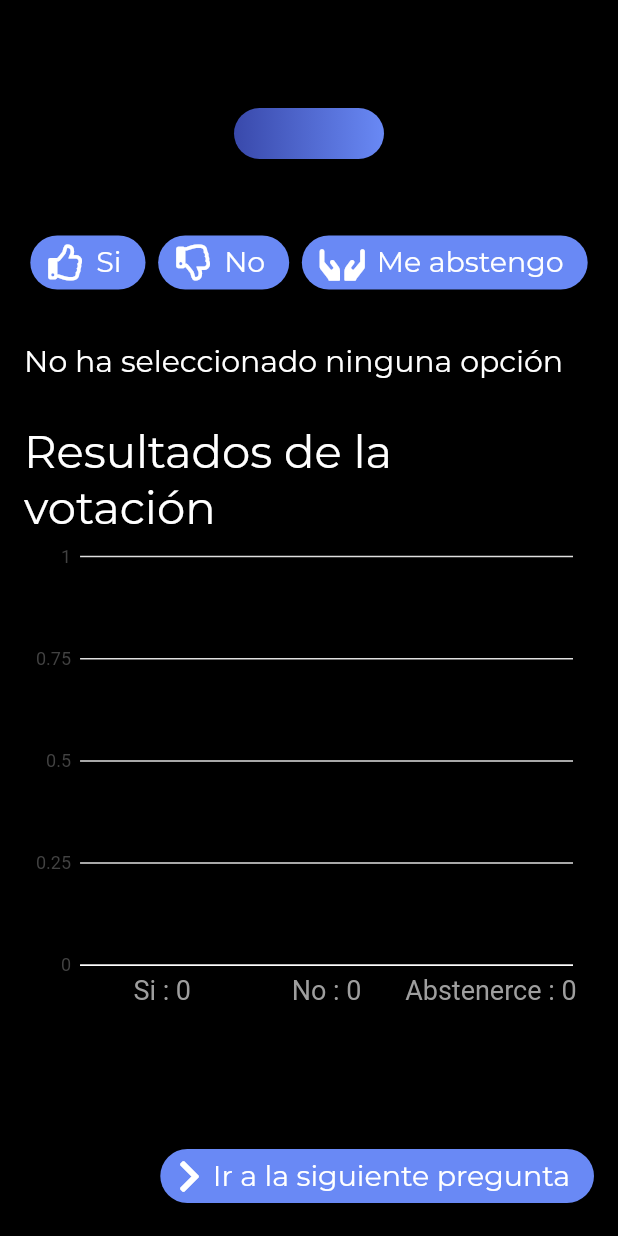
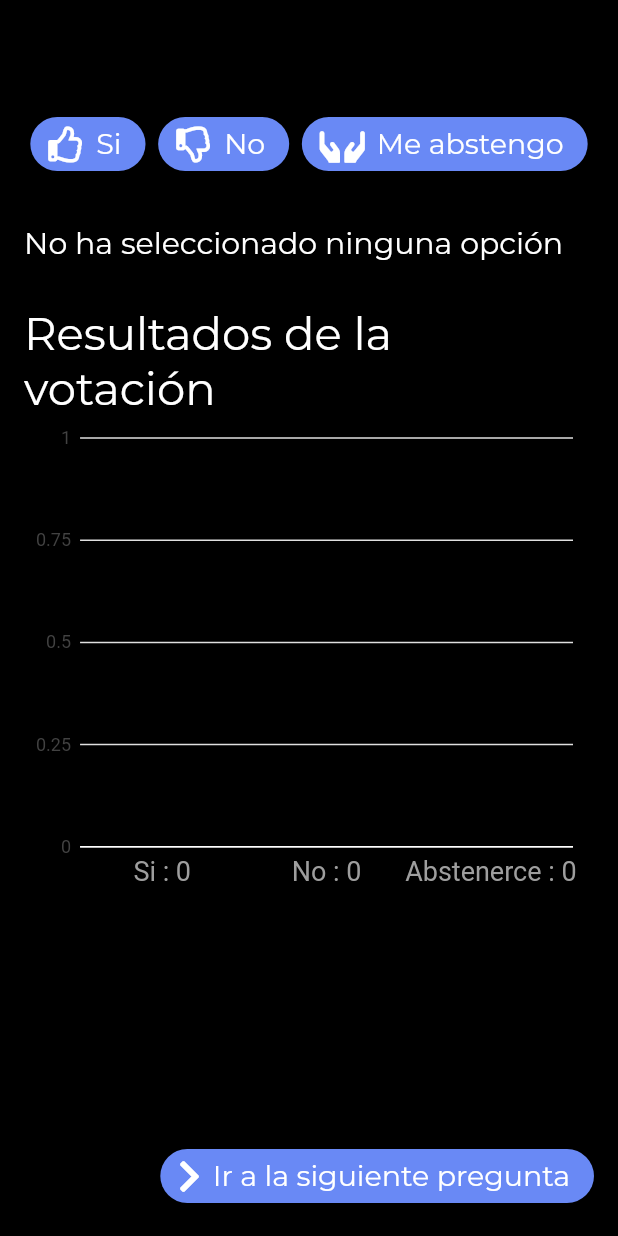
Before and after one commit to JorgeTmrz/suffragium, a Flutter app: the QuestionScreen screen opened directly with empty values, on a phone screen of 412 x 824 dp. Run offline on Flutter 3.47's test engine with Material 2 defaults, Android fonts, the phone set to English and light mode, and no system bars; our stand-ins replace charts_flutter, cloud_firestore, firebase_auth, firebase_core, flutter_svg, font_awesome_flutter and 1 more; accounts and stored records are empty.

Commit message:
Question timer removed

```diff
--- a/lib/main.dart
+++ b/lib/main.dart
@@ -1,4 +1,3 @@
-import 'package:cloud_firestore/cloud_firestore.dart';
 import 'package:firebase_core/firebase_core.dart';
 import 'package:flutter/material.dart';
 import 'package:provider/provider.dart';
--- a/lib/src/models/questions_model.dart
+++ b/lib/src/models/questions_model.dart
@@ -1,6 +1,4 @@
 import 'dart:convert';
-
-import 'package:cloud_firestore/cloud_firestore.dart';
 
 Questions questionsFromJson(String str, String id) =>
     Questions.fromJson(json.decode(str), id);
@@ -26,17 +24,14 @@ class Questions {
 
 class Question {
   Question({
-    required this.duration,
     required this.isEnded,
     required this.title,
   });
 
-  final Timestamp duration;
   final bool isEnded;
   final String title;
 
   factory Question.fromJson(Map<String, dynamic> json) => Question(
-        duration: json["duration"],
         isEnded: json["isEnded"],
         title: json["title"],
       );
--- a/lib/src/screens/room/pages/question_screen.dart
+++ b/lib/src/screens/room/pages/question_screen.dart
@@ -4,21 +4,16 @@ import 'package:google_fonts/google_fonts.dart';
 import 'package:provider/provider.dart';
 import 'package:votation_app/src/classes/chart_class.dart';
 import 'package:votation_app/src/models/answers_model.dart';
-import 'package:votation_app/src/models/questions_model.dart';
-import 'package:votation_app/src/models/rooms_model.dart';
 import 'package:votation_app/src/providers/answers_provider.dart';
-import 'package:votation_app/src/providers/auth_service.dart';
 import 'package:votation_app/src/providers/theme_provider.dart';
-import 'package:votation_app/src/screens/room/widgets/question_timer.dart';
 import 'package:votation_app/src/screens/room/widgets/response_buttons.dart';
 
 class QuestionScreen extends StatefulWidget {
-  late final String timer, question, questionsId;
+  late final String question, questionsId;
   late final bool questionIsEnded;
 
   QuestionScreen(
-      {required this.timer,
-      required this.question,
+      {required this.question,
       required this.questionsId,
       required this.questionIsEnded});
 
@@ -27,17 +22,14 @@ class QuestionScreen extends StatefulWidget {
 }
 
 class _QuestionScreenState extends State<QuestionScreen> {
-  late AuthService _auth;
-
   @override
   void initState() {
-    _auth = new AuthService();
     super.initState();
   }
 
   @override
   Widget build(BuildContext context) {
-    final theme = Provider.of<ThemeProvider>(context);
+    // final theme = Provider.of<ThemeProvider>(context);
     final _h = MediaQuery.of(context).size.height;
 
     return StreamProvider<Answers>(
@@ -64,10 +56,6 @@ class _QuestionScreenState extends State<QuestionScreen> {
               padding: const EdgeInsets.all(16),
               child: Column(
                 children: [
-                  QuestionTimer(
-                      theme: theme,
-                      questionName: widget.question,
-                      questionTimer: widget.timer),
                   Consumer<Answers>(
                     builder: (context, answers, child) => ResponseButtons(
                       answers: answers,
--- a/lib/src/screens/room/pages/questions_list.dart
+++ b/lib/src/screens/room/pages/questions_list.dart
@@ -53,18 +53,10 @@ class QuestionsList extends StatelessWidget {
                                 padding: const EdgeInsets.only(top: 5),
                                 child: _getQuestionStatusIcon(question.isEnded),
                               ),
-                              subtitle: Text(
-                                  'Tiempo restante: ${question.duration.toDate().toString().split(' ')[1].replaceRange(0, 4, '').replaceRange(4, 8, '')}'),
                               onTap: () {
                                 Navigator.of(context).push(
                                   MaterialPageRoute(
                                     builder: (_) => QuestionScreen(
-                                      timer: question.duration
-                                          .toDate()
-                                          .toString()
-                                          .split(' ')[1]
-                                          .replaceRange(0, 4, '')
-                                          .replaceRange(4, 8, ''),
                                       question: question.title,
                                       questionIsEnded: question.isEnded,
                                       questionsId: questions.id,
--- a/lib/src/screens/room/widgets/question_timer.dart
+++ /dev/null
@@ -1,42 +0,0 @@
-import 'package:flutter/material.dart';
-import 'package:google_fonts/google_fonts.dart';
-import 'package:votation_app/src/providers/theme_provider.dart';
-
-class QuestionTimer extends StatelessWidget {
-  QuestionTimer(
-      {required this.theme,
-      required this.questionName,
-      required this.questionTimer});
-
-  final ThemeProvider theme;
-  final String questionName, questionTimer;
-
-  @override
-  Widget build(BuildContext context) {
-    return Column(
-      crossAxisAlignment: CrossAxisAlignment.start,
-      children: [
-        Container(
-          padding: const EdgeInsets.symmetric(horizontal: 10.0, vertical: 5.0),
-          width: 100,
-          decoration: BoxDecoration(
-              gradient: LinearGradient(colors: [
-                theme.currentTheme.accentColor,
-                Color(0xff6989F5),
-              ]),
-              borderRadius: BorderRadius.all(Radius.circular(20.0))),
-          child: Text(
-            questionTimer,
-            style: GoogleFonts.montserrat(fontSize: 20, color: Colors.white),
-          ),
-        ),
-        const SizedBox(height: 20),
-        // Text(questionName,
-        //     style: GoogleFonts.montserrat(
-        //       fontSize: 20,
-        //     )),
-        const SizedBox(height: 25),
-      ],
-    );
-  }
-}
```
